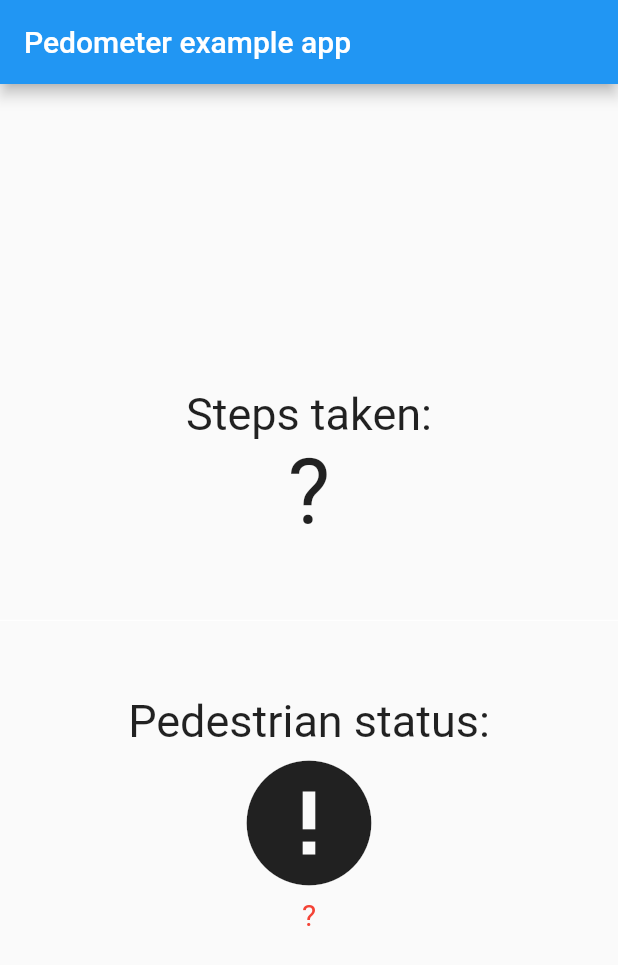
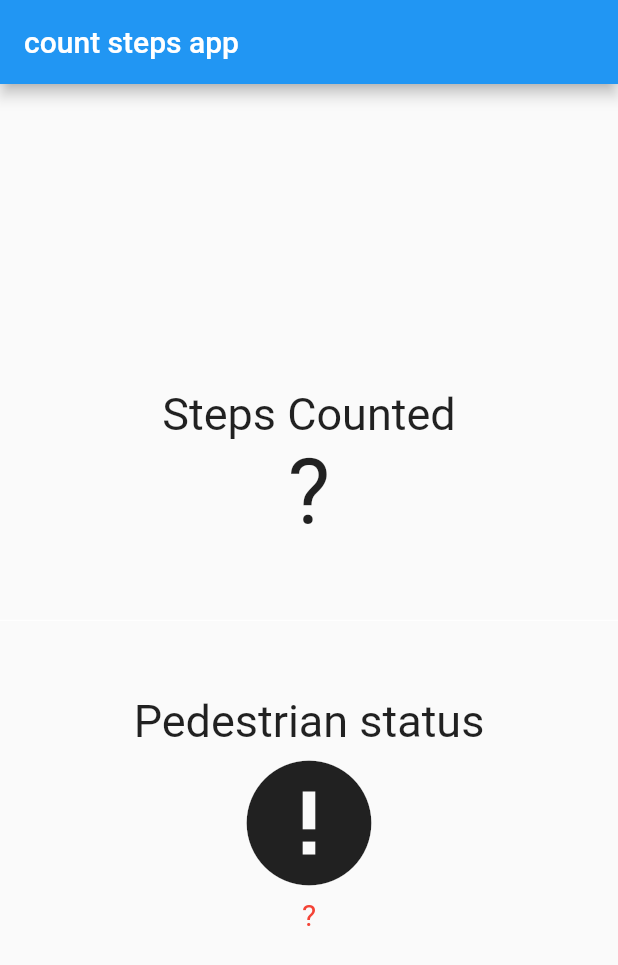
Before and after one commit to diegoalorch/count_steps, a Flutter app: the screen it shows after launch, on a phone screen of 412 x 824 dp. Shown: the top 965 px of the screen. Run offline on Flutter 3.47's test engine with Material 2 defaults, Android fonts, the phone set to English and light mode, and no system bars; our stand-ins replace pedometer.

Commit message:
count steps IOs

```diff
--- a/lib/main.dart
+++ b/lib/main.dart
@@ -83,14 +83,14 @@ class _MyAppState extends State<MyApp> {
     return MaterialApp(
       home: Scaffold(
         appBar: AppBar(
-          title: const Text('Pedometer example app'),
+          title: const Text('count steps app'),
         ),
         body: Center(
           child: Column(
             mainAxisAlignment: MainAxisAlignment.center,
             children: [
               const Text(
-                'Steps taken:',
+                'Steps Counted',
                 style: TextStyle(fontSize: 30),
               ),
               Text(
@@ -103,7 +103,7 @@ class _MyAppState extends State<MyApp> {
                 color: Colors.white,
               ),
               const Text(
-                'Pedestrian status:',
+                'Pedestrian status',
                 style: TextStyle(fontSize: 30),
               ),
               Icon(
```
Also changed, not shown: 6 other files.
